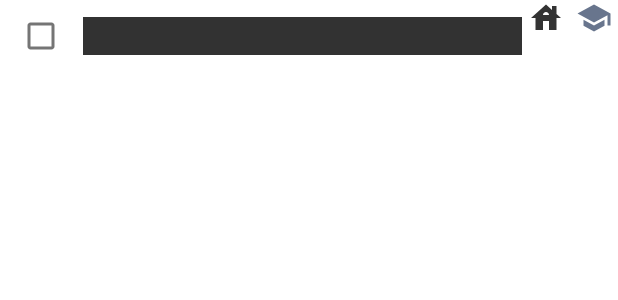
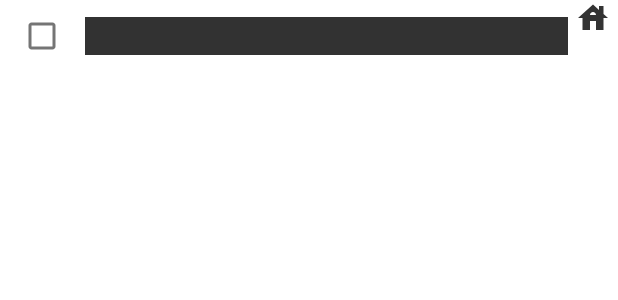
Before and after one commit to JanuaryDecember/ex5, an Android app: the layout list_item_task.xml on its own in the app's theme, with its tools: preview values and no code run, on a phone screen of 412 x 824 dp. Shown: the top 300 px of the screen. Run offline under Robolectric (Android 15) with nearby library versions, the phone set to English and light mode, and no system bars.

Commit message:
Small changes

```diff
--- a/app/src/main/java/com/csconter/zadanie3/TaskListFragment.java
+++ b/app/src/main/java/com/csconter/zadanie3/TaskListFragment.java
@@ -130,7 +130,6 @@ public class TaskListFragment extends Fragment {
 
             taskCheckbox = itemView.findViewById(R.id.taskCheckbox);
             iconImageView = itemView.findViewById(R.id.imageView2);
-            otherIconImageView = itemView.findViewById(R.id.imageView3);
             nameTextView = itemView.findViewById(R.id.task_item_name);
             dateTextView = itemView.findViewById(R.id.task_item_date);
         }
@@ -148,10 +147,8 @@ public class TaskListFragment extends Fragment {
 
             if (task.getCategory() == Category.STUDIES) {
                 iconImageView.setImageResource(R.drawable.ic_studies);
-                otherIconImageView.setVisibility(View.GONE);
             } else if (task.getCategory() == Category.HOME) {
                 iconImageView.setImageResource(R.drawable.ic_house);
-                otherIconImageView.setVisibility(View.GONE);
             }
 
 
--- a/app/src/main/res/layout/list_item_task.xml
+++ b/app/src/main/res/layout/list_item_task.xml
@@ -10,17 +10,17 @@
         android:layout_width="wrap_content"
         android:layout_height="wrap_content"
         android:layout_weight="0.1"
+        android:checked="false"
         android:gravity="center_vertical"
-        android:paddingEnd="8dp"
-        android:checked="false" />
+        android:paddingEnd="8dp" />
 
     <TextView
         android:id="@+id/task_item_name"
+        style="@style/TextFieldsStyle"
         android:layout_width="0dp"
         android:layout_height="wrap_content"
         android:layout_weight="1"
-        android:singleLine="true"
-        style="@style/TextFieldsStyle"  />
+        android:singleLine="true" />
 
     <TextView
         android:id="@+id/task_item_date"
@@ -36,10 +36,4 @@
         android:layout_weight="0.1"
         app:srcCompat="@drawable/ic_house" />
 
-    <ImageView
-        android:id="@+id/imageView3"
-        android:layout_width="wrap_content"
-        android:layout_height="wrap_content"
-        android:layout_weight="0.1"
-        app:srcCompat="@drawable/ic_studies" />
 </LinearLayout>
```
